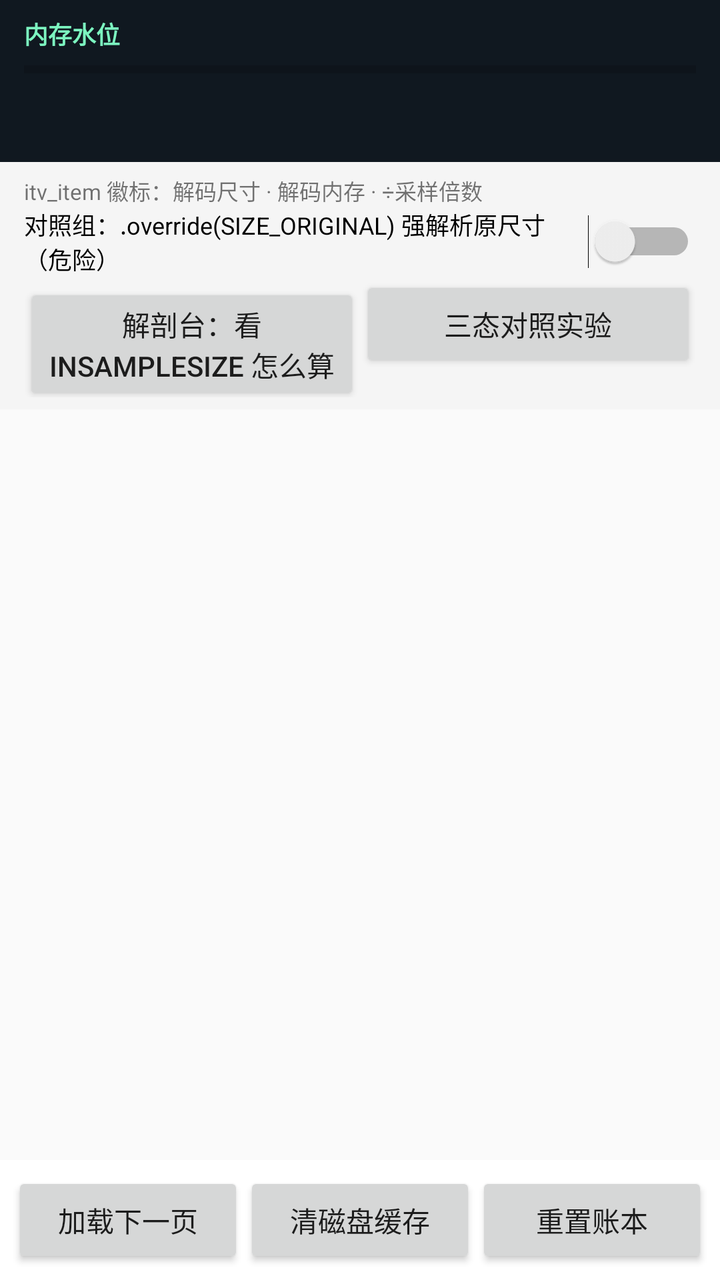
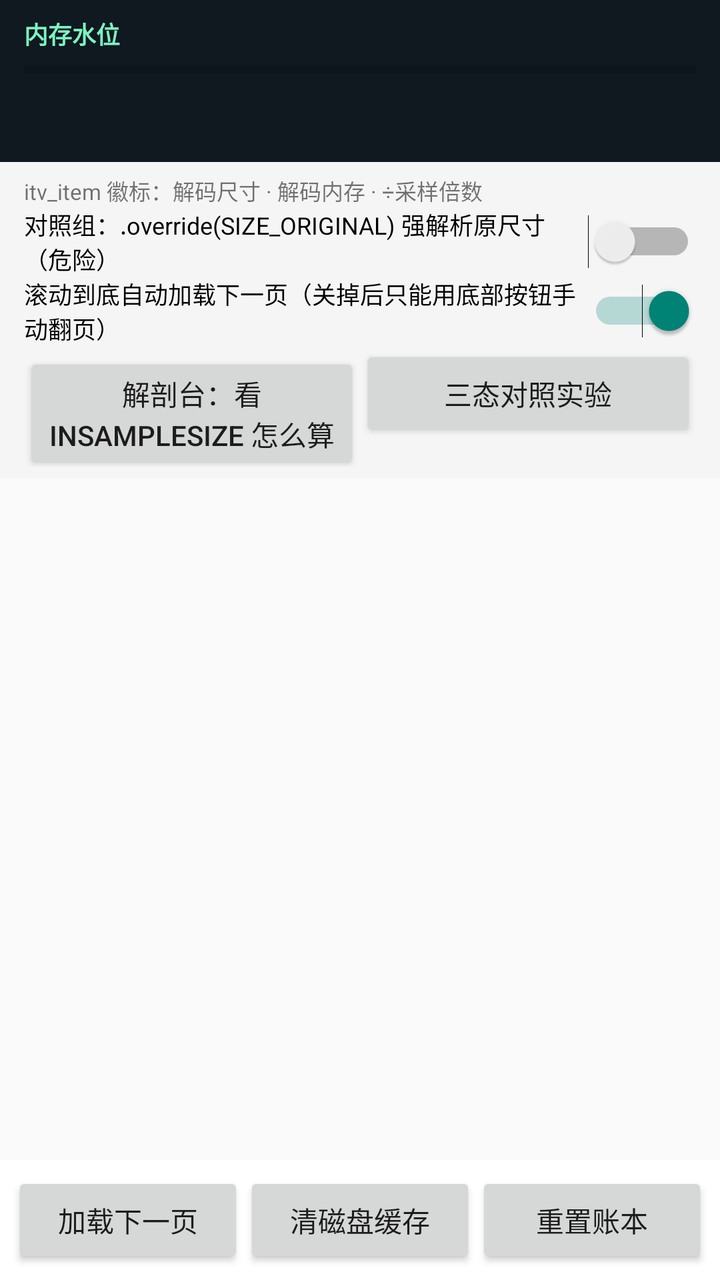

Two renders of the same Android screen: before a commit and after it. Below are the layout's source before the change and the commit's diff.
<!-- AndroidManifest.xml: application theme Theme.MyApplication -->
<!-- res/layout/activity_image_waterfall.xml -->
<?xml version="1.0" encoding="utf-8"?>
<LinearLayout xmlns:android="http://schemas.android.com/apk/res/android"
    android:layout_width="match_parent"
    android:layout_height="match_parent"
    android:orientation="vertical">

    
    <LinearLayout
        android:layout_width="match_parent"
        android:layout_height="wrap_content"
        android:background="#101820"
        android:orientation="vertical"
        android:paddingLeft="12dp"
        android:paddingTop="8dp"
        android:paddingRight="12dp"
        android:paddingBottom="8dp">

        <TextView
            android:id="@+id/tv_mem_title"
            android:layout_width="match_parent"
            android:layout_height="wrap_content"
            android:text="内存水位"
            android:textColor="#7CF5C0"
            android:textSize="12sp"
            android:textStyle="bold" />

        <ProgressBar
            android:id="@+id/pb_graphics"
            style="?android:attr/progressBarStyleHorizontal"
            android:layout_width="match_parent"
            android:layout_height="6dp"
            android:layout_marginTop="6dp"
            android:max="100"
            android:progress="0" />

        <TextView
            android:id="@+id/tv_mem"
            android:layout_width="match_parent"
            android:layout_height="wrap_content"
            android:layout_marginTop="4dp"
            android:fontFamily="monospace"
            android:textColor="#D8E4EC"
            android:textSize="11sp" />

        <TextView
            android:id="@+id/tv_ledger"
            android:layout_width="match_parent"
            android:layout_height="wrap_content"
            android:layout_marginTop="2dp"
            android:fontFamily="monospace"
            android:textColor="#FFD479"
            android:textSize="11sp" />
    </LinearLayout>

    
    <LinearLayout
        android:layout_width="match_parent"
        android:layout_height="wrap_content"
        android:background="#F5F5F5"
        android:orientation="vertical"
        android:paddingLeft="12dp"
        android:paddingTop="6dp"
        android:paddingRight="12dp"
        android:paddingBottom="6dp">

        <TextView
            android:layout_width="match_parent"
            android:layout_height="wrap_content"
            android:text="itv_item 徽标：解码尺寸 · 解码内存 · ÷采样倍数"
            android:textSize="11sp" />

        <Switch
            android:id="@+id/sw_raw_size"
            android:layout_width="match_parent"
            android:layout_height="wrap_content"
            android:text="对照组：.override(SIZE_ORIGINAL) 强解析原尺寸（危险）"
            android:textSize="12sp" />

        <LinearLayout
            android:layout_width="match_parent"
            android:layout_height="wrap_content"
            android:orientation="horizontal">

            <Button
                android:id="@+id/btn_open_inspector"
                android:layout_width="0dp"
                android:layout_height="wrap_content"
                android:layout_weight="1"
                android:text="解剖台：看 inSampleSize 怎么算" />

            <Button
                android:id="@+id/btn_open_compare"
                android:layout_width="0dp"
                android:layout_height="wrap_content"
                android:layout_weight="1"
                android:text="三态对照实验" />
        </LinearLayout>
    </LinearLayout>

    
    <androidx.recyclerview.widget.RecyclerView
        android:id="@+id/rv_images"
        android:layout_width="match_parent"
        android:layout_height="0dp"
        android:layout_weight="1"
        android:clipToPadding="false"
        android:paddingLeft="2dp"
        android:paddingRight="2dp"
        android:scrollbars="vertical" />

    <LinearLayout
        android:layout_width="match_parent"
        android:layout_height="wrap_content"
        android:background="#FFFFFF"
        android:orientation="horizontal"
        android:padding="6dp">

        <Button
            android:id="@+id/btn_next_page"
            android:layout_width="0dp"
            android:layout_height="wrap_content"
            android:layout_weight="1"
            android:text="加载下一页" />

        <Button
            android:id="@+id/btn_clear_cache"
            android:layout_width="0dp"
            android:layout_height="wrap_content"
            android:layout_weight="1"
            android:text="清磁盘缓存" />

        <Button
            android:id="@+id/btn_reset_ledger"
            android:layout_width="0dp"
            android:layout_height="wrap_content"
            android:layout_weight="1"
            android:text="重置账本" />
    </LinearLayout>

</LinearLayout>
<!-- resources referenced by this layout -->
<resources>
  <style name="Theme.MyApplication" parent="android:Theme.Material.Light.NoActionBar" />
</resources>

<!-- the commit's change to res/layout/activity_image_waterfall.xml (unified diff, before → after) -->
@@ -76,6 +76,14 @@
             android:text="对照组：.override(SIZE_ORIGINAL) 强解析原尺寸（危险）"
             android:textSize="12sp" />
 
+        <Switch
+            android:id="@+id/sw_auto_load"
+            android:layout_width="match_parent"
+            android:layout_height="wrap_content"
+            android:checked="true"
+            android:text="滚动到底自动加载下一页（关掉后只能用底部按钮手动翻页）"
+            android:textSize="12sp" />
+
         <LinearLayout
             android:layout_width="match_parent"
             android:layout_height="wrap_content"
